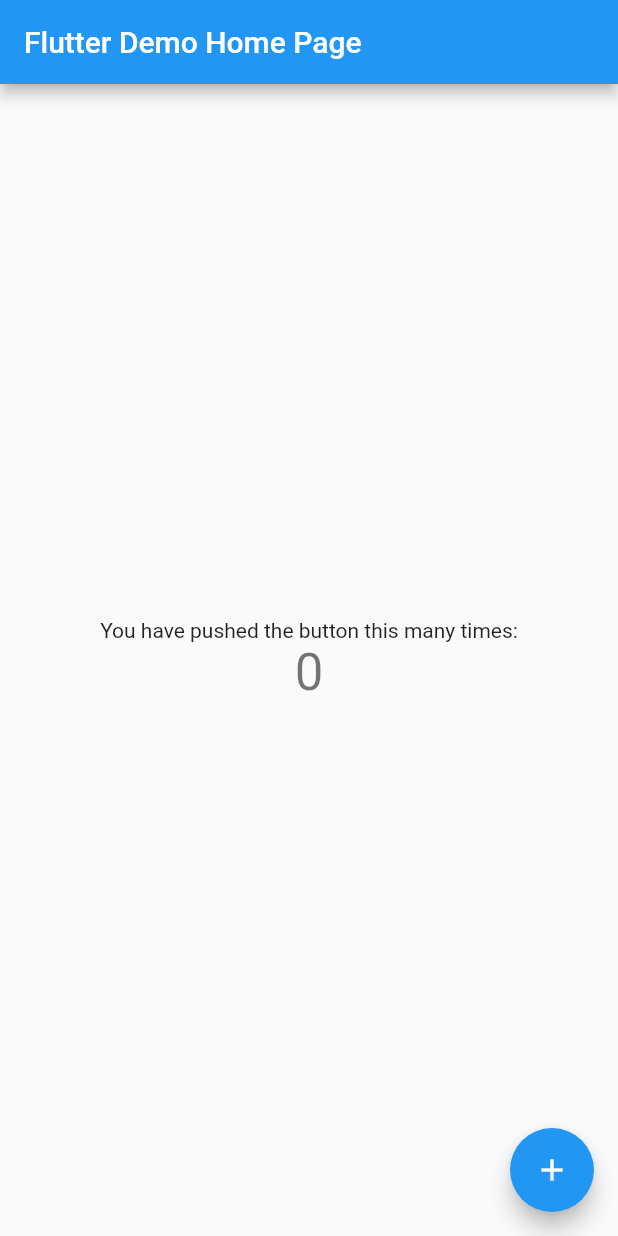
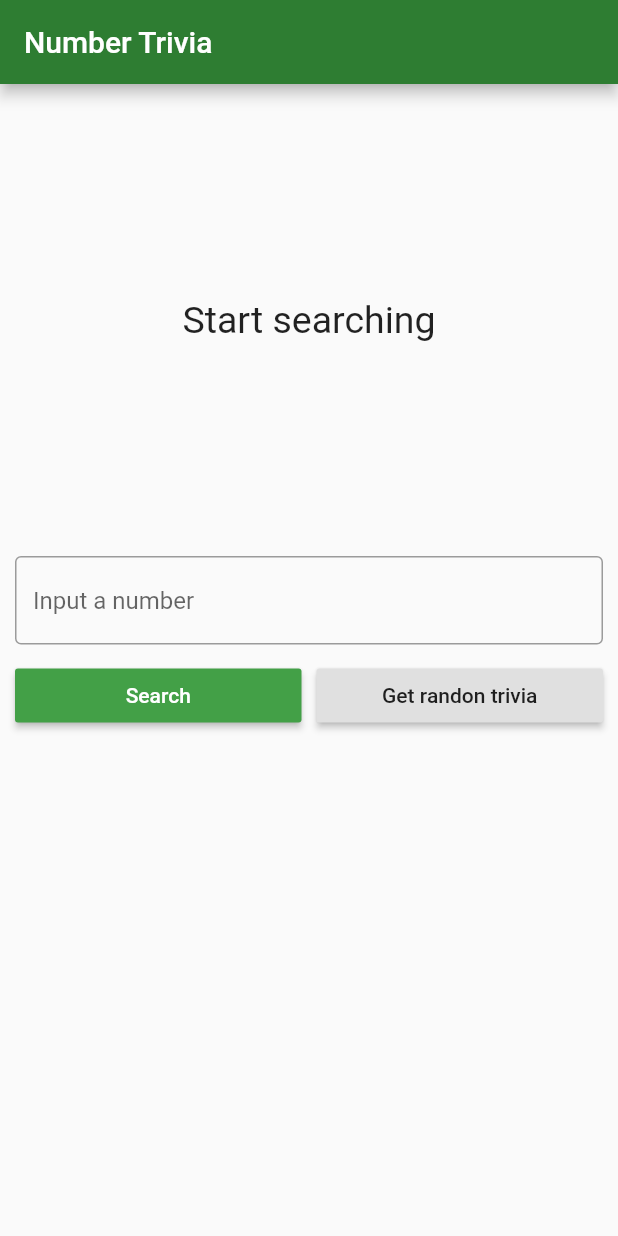
Before and after one commit to villematti/trivial-numbers-flutter, a Flutter app: the screen it shows after launch, on a phone screen of 412 x 824 dp. Run offline on Flutter 3.47's test engine with Material 2 defaults, Android fonts, the phone set to English and light mode, and no system bars; our stand-ins replace bloc, dartz, data_connection_checker, equatable, flutter_bloc, get_it and 1 more.

Commit message:
Finish up views and widgets

```diff
--- /dev/null
+++ b/lib/features/number_trivia/presentation/pages/number_trivia_page.dart
@@ -0,0 +1,126 @@
+import 'package:flutter/material.dart';
+import 'package:flutter_bloc/flutter_bloc.dart';
+
+import '../../../../injection_container.dart';
+import '../bloc/number_trivia_bloc.dart';
+import '../widgets/widgets.dart';
+
+class NumberTriviaPage extends StatelessWidget {
+  const NumberTriviaPage({Key key}) : super(key: key);
+
+  @override
+  Widget build(BuildContext context) {
+    return Scaffold(
+      appBar: AppBar(
+        title: Text('Number Trivia'),
+      ),
+      body: SingleChildScrollView(child: buildBody(context)),
+    );
+  }
+}
+
+BlocProvider<NumberTriviaBloc> buildBody(BuildContext context) {
+  return BlocProvider(
+    create: (_) => sl<NumberTriviaBloc>(),
+    child: Center(
+      child: Padding(
+        padding: const EdgeInsets.all(10),
+        child: Column(
+          children: <Widget>[
+            SizedBox(
+              height: 10.0,
+            ),
+            // Top half of the screen
+            BlocBuilder<NumberTriviaBloc, NumberTriviaState>(
+              builder: (context, state) {
+                if (state is Empty) {
+                  return MessageDisplay(message: 'Start searching');
+                } else if (state is Loading) {
+                  return LoadingWidget();
+                } else if (state is Loaded) {
+                  return TriviaDisplay(numberTrivia: state.trivia);
+                } else if (state is Error) {
+                  return MessageDisplay(message: state.message);
+                }
+              },
+            ),
+            SizedBox(
+              height: 20.0,
+            ),
+            // Bottom half
+            TriviaControls()
+          ],
+        ),
+      ),
+    ),
+  );
+}
+
+class TriviaControls extends StatefulWidget {
+  const TriviaControls({
+    Key key,
+  }) : super(key: key);
+
+  @override
+  _TriviaControlsState createState() => _TriviaControlsState();
+}
+
+class _TriviaControlsState extends State<TriviaControls> {
+  final controller = TextEditingController();
+  String inputStr;
+
+  @override
+  Widget build(BuildContext context) {
+    return Column(
+      children: <Widget>[
+        // Text field
+        TextField(
+          controller: controller,
+          keyboardType: TextInputType.number,
+          decoration: InputDecoration(
+            border: OutlineInputBorder(),
+            hintText: 'Input a number',
+          ),
+          onSubmitted: (_) {
+            dispatchContrete();
+          },
+          onChanged: (value) {
+            setState(() {
+              inputStr = value;
+            });
+          },
+        ),
+        SizedBox(height: 10.0),
+        Row(
+          children: <Widget>[
+            Expanded(
+                child: RaisedButton(
+              child: Text('Search'),
+              color: Theme.of(context).accentColor,
+              textTheme: ButtonTextTheme.primary,
+              onPressed: dispatchContrete,
+            )),
+            SizedBox(width: 10.0),
+            Expanded(
+              child: RaisedButton(
+                child: Text('Get randon trivia'),
+                onPressed: dispatchRandom,
+              ),
+            ),
+          ],
+        ),
+      ],
+    );
+  }
+
+  void dispatchContrete() {
+    controller.clear();
+    BlocProvider.of<NumberTriviaBloc>(context)
+        .add(GetTriviaForConcreteNumber(inputStr));
+  }
+
+  void dispatchRandom() {
+    controller.clear();
+    BlocProvider.of<NumberTriviaBloc>(context).add(GetTriviaForRandomNumber());
+  }
+}
--- /dev/null
+++ b/lib/features/number_trivia/presentation/widgets/message_display.dart
@@ -0,0 +1,22 @@
+import 'package:flutter/material.dart';
+
+class MessageDisplay extends StatelessWidget {
+  final String message;
+  const MessageDisplay({Key key, @required this.message}) : super(key: key);
+
+  @override
+  Widget build(BuildContext context) {
+    return Container(
+      height: MediaQuery.of(context).size.height / 3,
+      child: Center(
+        child: SingleChildScrollView(
+          child: Text(
+            message,
+            style: TextStyle(fontSize: 25.0),
+            textAlign: TextAlign.center,
+          ),
+        ),
+      ),
+    );
+  }
+}
--- /dev/null
+++ b/lib/features/number_trivia/presentation/widgets/trivia_controls.dart
@@ -0,0 +1,72 @@
+import 'package:flutter/material.dart';
+import 'package:flutter_bloc/flutter_bloc.dart';
+import 'package:number_trivia/features/number_trivia/presentation/bloc/number_trivia_bloc.dart';
+
+class TriviaControls extends StatefulWidget {
+  const TriviaControls({
+    Key key,
+  }) : super(key: key);
+
+  @override
+  _TriviaControlsState createState() => _TriviaControlsState();
+}
+
+class _TriviaControlsState extends State<TriviaControls> {
+  final controller = TextEditingController();
+  String inputStr;
+
+  @override
+  Widget build(BuildContext context) {
+    return Column(
+      children: <Widget>[
+        // Text field
+        TextField(
+          controller: controller,
+          keyboardType: TextInputType.number,
+          decoration: InputDecoration(
+            border: OutlineInputBorder(),
+            hintText: 'Input a number',
+          ),
+          onSubmitted: (_) {
+            dispatchContrete();
+          },
+          onChanged: (value) {
+            setState(() {
+              inputStr = value;
+            });
+          },
+        ),
+        SizedBox(height: 10.0),
+        Row(
+          children: <Widget>[
+            Expanded(
+                child: RaisedButton(
+              child: Text('Search'),
+              color: Theme.of(context).accentColor,
+              textTheme: ButtonTextTheme.primary,
+              onPressed: dispatchContrete,
+            )),
+            SizedBox(width: 10.0),
+            Expanded(
+              child: RaisedButton(
+                child: Text('Get randon trivia'),
+                onPressed: dispatchRandom,
+              ),
+            ),
+          ],
+        ),
+      ],
+    );
+  }
+
+  void dispatchContrete() {
+    controller.clear();
+    BlocProvider.of<NumberTriviaBloc>(context)
+        .add(GetTriviaForConcreteNumber(inputStr));
+  }
+
+  void dispatchRandom() {
+    controller.clear();
+    BlocProvider.of<NumberTriviaBloc>(context).add(GetTriviaForRandomNumber());
+  }
+}
--- /dev/null
+++ b/lib/features/number_trivia/presentation/widgets/widgets.dart
@@ -0,0 +1,4 @@
+export 'loading_widget.dart';
+export 'message_display.dart';
+export 'trivia_display.dart';
+export 'trivia_controls.dart';
--- a/lib/main.dart
+++ b/lib/main.dart
@@ -1,111 +1,23 @@
 import 'package:flutter/material.dart';
+import 'package:number_trivia/features/number_trivia/presentation/pages/number_trivia_page.dart';
+import 'injection_container.dart' as di;
 
-void main() => runApp(MyApp());
+void main() async {
+  WidgetsFlutterBinding.ensureInitialized();
+  await di.init();
+  runApp(MyApp());
+}
 
 class MyApp extends StatelessWidget {
-  // This widget is the root of your application.
   @override
   Widget build(BuildContext context) {
     return MaterialApp(
-      title: 'Flutter Demo',
+      title: 'Number Trivia',
       theme: ThemeData(
-        // This is the theme of your application.
-        //
-        // Try running your application with "flutter run". You'll see the
-        // application has a blue toolbar. Then, without quitting the app, try
-        // changing the primarySwatch below to Colors.green and then invoke
-        // "hot reload" (press "r" in the console where you ran "flutter run",
-        // or simply save your changes to "hot reload" in a Flutter IDE).
-        // Notice that the counter didn't reset back to zero; the application
-        // is not restarted.
-        primarySwatch: Colors.blue,
+        primaryColor: Colors.green.shade800,
+        accentColor: Colors.green.shade600,
       ),
-      home: MyHomePage(title: 'Flutter Demo Home Page'),
+      home: NumberTriviaPage(),
     );
   }
 }
-
-class MyHomePage extends StatefulWidget {
-  MyHomePage({Key key, this.title}) : super(key: key);
-
-  // This widget is the home page of your application. It is stateful, meaning
-  // that it has a State object (defined below) that contains fields that affect
-  // how it looks.
-
-  // This class is the configuration for the state. It holds the values (in this
-  // case the title) provided by the parent (in this case the App widget) and
-  // used by the build method of the State. Fields in a Widget subclass are
-  // always marked "final".
-
-  final String title;
-
-  @override
-  _MyHomePageState createState() => _MyHomePageState();
-}
-
-class _MyHomePageState extends State<MyHomePage> {
-  int _counter = 0;
-
-  void _incrementCounter() {
-    setState(() {
-      // This call to setState tells the Flutter framework that something has
-      // changed in this State, which causes it to rerun the build method below
-      // so that the display can reflect the updated values. If we changed
-      // _counter without calling setState(), then the build method would not be
-      // called again, and so nothing would appear to happen.
-      _counter++;
-    });
-  }
-
-  @override
-  Widget build(BuildContext context) {
-    // This method is rerun every time setState is called, for instance as done
-    // by the _incrementCounter method above.
-    //
-    // The Flutter framework has been optimized to make rerunning build methods
-    // fast, so that you can just rebuild anything that needs updating rather
-    // than having to individually change instances of widgets.
-    return Scaffold(
-      appBar: AppBar(
-        // Here we take the value from the MyHomePage object that was created by
-        // the App.build method, and use it to set our appbar title.
-        title: Text(widget.title),
-      ),
-      body: Center(
-        // Center is a layout widget. It takes a single child and positions it
-        // in the middle of the parent.
-        child: Column(
-          // Column is also a layout widget. It takes a list of children and
-          // arranges them vertically. By default, it sizes itself to fit its
-          // children horizontally, and tries to be as tall as its parent.
-          //
-          // Invoke "debug painting" (press "p" in the console, choose the
-          // "Toggle Debug Paint" action from the Flutter Inspector in Android
-          // Studio, or the "Toggle Debug Paint" command in Visual Studio Code)
-          // to see the wireframe for each widget.
-          //
-          // Column has various properties to control how it sizes itself and
-          // how it positions its children. Here we use mainAxisAlignment to
-          // center the children vertically; the main axis here is the vertical
-          // axis because Columns are vertical (the cross axis would be
-          // horizontal).
-          mainAxisAlignment: MainAxisAlignment.center,
-          children: <Widget>[
-            Text(
-              'You have pushed the button this many times:',
-            ),
-            Text(
-              '$_counter',
-              style: Theme.of(context).textTheme.display1,
-            ),
-          ],
-        ),
-      ),
-      floatingActionButton: FloatingActionButton(
-        onPressed: _incrementCounter,
-        tooltip: 'Increment',
-        child: Icon(Icons.add),
-      ), // This trailing comma makes auto-formatting nicer for build methods.
-    );
-  }
-}
```
Also changed, not shown: lib/features/number_trivia/presentation/widgets/loading_widget.dart (added, +15 -0 lines), lib/features/number_trivia/presentation/widgets/trivia_display.dart (added, +34 -0 lines), lib/injection_container.dart (added, +68 -0 lines), 3 other files.
